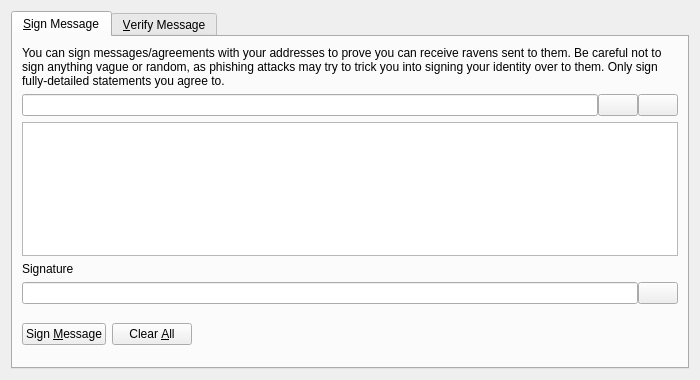
NiftyRaven/x-coin, file src/qt/forms/signverifymessagedialog.ui: the form before one commit.
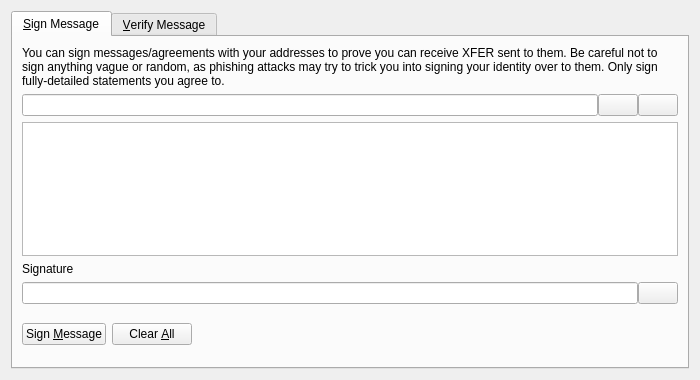
The form after the commit. Icons and pictures are not drawn. Custom widgets are drawn as their Qt base class.

```diff
--- a/src/qt/forms/signverifymessagedialog.ui
+++ b/src/qt/forms/signverifymessagedialog.ui
@@ -30,7 +30,7 @@
        <item>
         <widget class="QLabel" name="infoLabel_SM">
          <property name="text">
-          <string>You can sign messages/agreements with your addresses to prove you can receive ravens sent to them. Be careful not to sign anything vague or random, as phishing attacks may try to trick you into signing your identity over to them. Only sign fully-detailed statements you agree to.</string>
+          <string>You can sign messages/agreements with your addresses to prove you can receive XFER sent to them. Be careful not to sign anything vague or random, as phishing attacks may try to trick you into signing your identity over to them. Only sign fully-detailed statements you agree to.</string>
          </property>
          <property name="textFormat">
           <enum>Qt::PlainText</enum>
```
